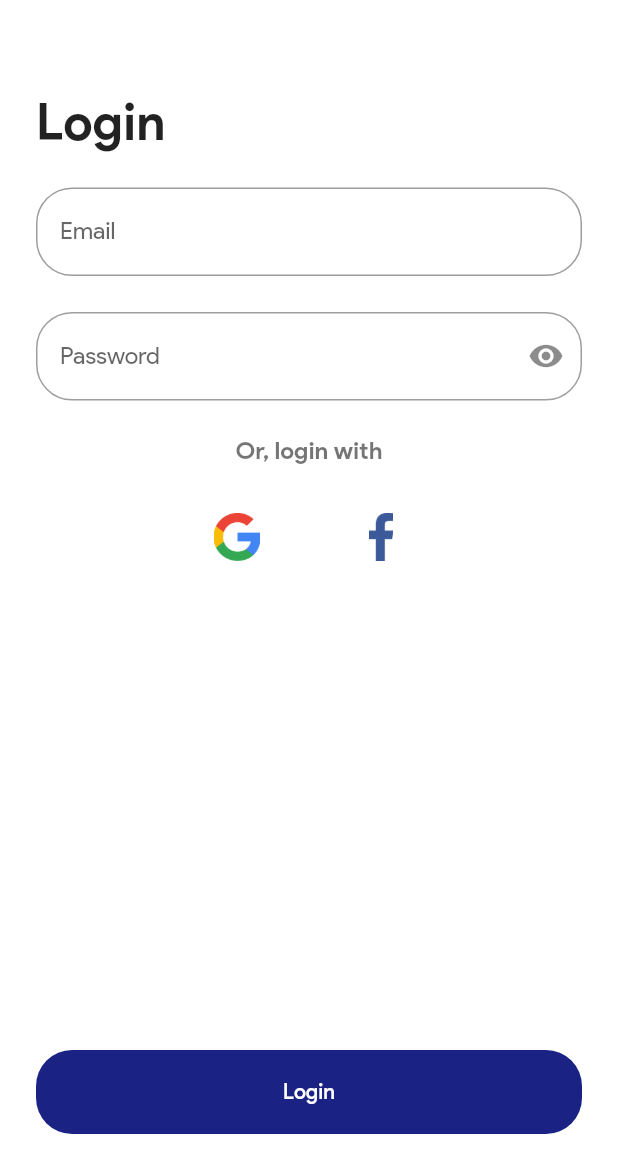
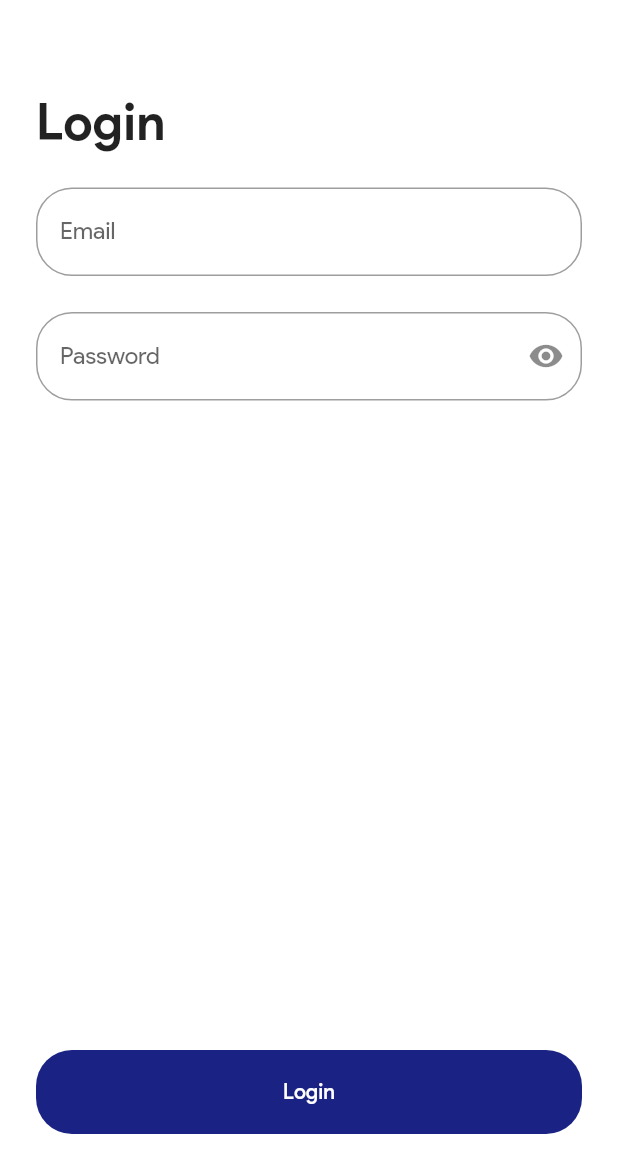
Before and after one commit to dogganidhal/cicoffee-app, a Flutter app: the screen it shows after launch, after a tap on "Login", on a phone screen of 412 x 824 dp, the part 66-1236 px from its top. Run offline on Flutter 3.47's test engine with Material 2 defaults, Android fonts, the phone set to English and light mode, and no system bars; drawn by our look-alikes of flutter_form_builder; our stand-ins replace device_info, dio, firebase_dynamic_links, flutter_chips_input, flutter_mobx, flutter_speed_dial and 6 more; missing offline and left inert: duration, onesignal_flutter, qrscan; accounts and stored records are empty; generated files the repository leaves out were written again; network calls fail.

Commit message:
Implement Dynamic Link creation and redirection to Login Widget

```diff
--- a/lib/widgets/app.dart
+++ b/lib/widgets/app.dart
@@ -8,6 +8,7 @@ import 'package:cicoffee_app/widgets/invitation_qrcode_generator.dart';
 import 'package:cicoffee_app/widgets/join_team.dart';
 import 'package:cicoffee_app/widgets/session_details.dart';
 import 'package:cicoffee_app/widgets/product_cart.dart';
+import 'package:cicoffee_app/widgets/login.dart';
 
 class CICoffeeApp extends StatelessWidget {
   final Config config;
@@ -65,6 +66,9 @@ class CICoffeeApp extends StatelessWidget {
         if(uri.pathSegments.first == 'join-qr') {
           return MaterialPageRoute(builder: (context) => JoinTeam());
         }
+        if(uri.pathSegments.first == '/email-invite') {
+          return MaterialPageRoute(builder: (context) => Login());
+        }
         if(uri.pathSegments.first == 'products') {
           final id = uri.pathSegments[1];
           return MaterialPageRoute(builder: (context) => ProductCart(sessionId: id));
--- a/lib/widgets/login.dart
+++ b/lib/widgets/login.dart
@@ -142,37 +142,37 @@ class _LoginState extends State<Login> {
                       ),
                     ),
                     SizedBox(height: 24),
-                  ],
-                Center(
-                    child: Text(
-                      "Or, login with",
-                      style: Theme.of(context)
-                          .textTheme
-                          .caption
-                        .copyWith(fontSize: 16, fontWeight: FontWeight.w600)
-                    )
-                ),
-                SizedBox(height: 24),
-                Row(
-                  mainAxisAlignment: MainAxisAlignment.center,
-                  children: [
-                    IconButton(
-                      icon: Image.asset(
-                        Assets.google,
-                        height: 36,
-                      ),
-                      onPressed: () {},
-                    ),
-                    SizedBox(width: 48),
-                    IconButton(
-                      icon: Image.asset(
-                          Assets.facebook,
-                          height: 36
-                      ),
-                      onPressed: () {},
-                    ),
-                  ],
-                ),
+                //   ],
+                // Center(
+                //     child: Text(
+                //       "Or, login with",
+                //       style: Theme.of(context)
+                //           .textTheme
+                //           .caption
+                //         .copyWith(fontSize: 16, fontWeight: FontWeight.w600)
+                //     )
+                // ),
+                // SizedBox(height: 24),
+                // Row(
+                //   mainAxisAlignment: MainAxisAlignment.center,
+                //   children: [
+                //     IconButton(
+                //       icon: Image.asset(
+                //         Assets.google,
+                //         height: 36,
+                //       ),
+                //       onPressed: () {},
+                //     ),
+                //     SizedBox(width: 48),
+                //     IconButton(
+                //       icon: Image.asset(
+                //           Assets.facebook,
+                //           height: 36
+                //       ),
+                //       onPressed: () {},
+                //     ),
+                   ],
+                // ),
                 SizedBox(height: 24),
                 Spacer(),
                 FlatButton(
--- a/lib/widgets/sessions.dart
+++ b/lib/widgets/sessions.dart
@@ -58,11 +58,7 @@ class _SessionsState extends State<Sessions> {
           ),
         ),
       ),
-      floatingActionButton: FloatingActionButton(
-        child: Icon(Icons.add),
-        backgroundColor: Theme.of(context).primaryColor,
-        onPressed: () {},
-      ),
+
     );
   }
 
--- a/lib/widgets/team_card.dart
+++ b/lib/widgets/team_card.dart
@@ -481,7 +481,7 @@ class _TeamCardState extends State<TeamCard> {
         ),
         title: Center(
           child: Text(
-            "New session".toUpperCase(),
+            "email invitation".toUpperCase(),
             style: Theme.of(context)
                 .textTheme
                 .headline6
--- a/lib/widgets/welcome.dart
+++ b/lib/widgets/welcome.dart
@@ -44,7 +44,7 @@ class Welcome extends StatelessWidget {
               Padding(
                 padding: EdgeInsets.only(top: 32, bottom: 24),
                 child: Text(
-                  "Lorem ipsum dolor sit amet.",
+                  "Take a coffee break.",
                   style: Theme.of(context)
                       .textTheme
                       .headline4
@@ -55,7 +55,7 @@ class Welcome extends StatelessWidget {
                 ),
               ),
               Text(
-                "Integer malesuada aliquam congue duis mattis.",
+                "Enjoy it with your best colleagues !",
                 style: Theme.of(context)
                     .textTheme
                     .button
```
Also changed, not shown: lib/api/client/teams.dart (+5 -2 lines), lib/api/dto/create_invite_dto.dart (added, +72 -0 lines), lib/config/dynamic_links.dart (+27 -6 lines), lib/store/invitation/email_invitation.dart (+5 -2 lines), lib/widgets/invitation_qrcode_generator.dart (+7 -5 lines), lib/widgets/sign_up.dart (+32 -32 lines).
